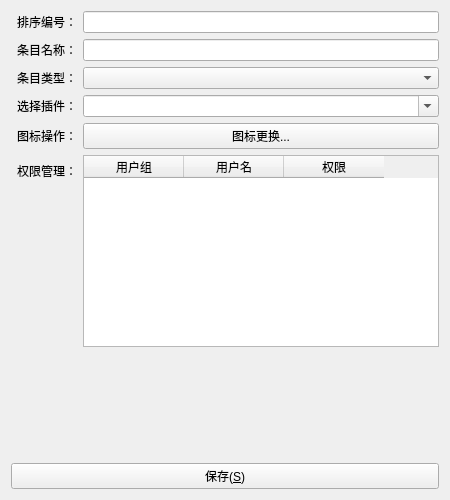
Qt form SKGui/cfunpointadd.ui (song-kang/SKHMIProject) before a commit.
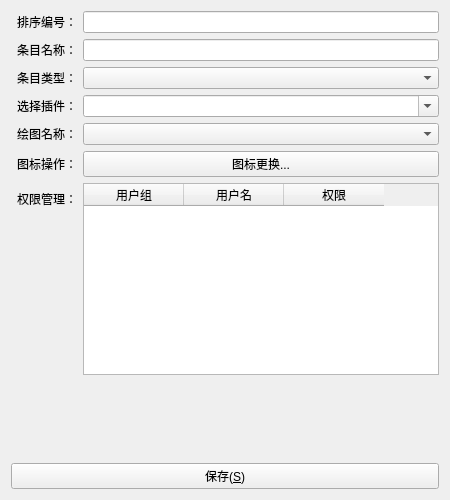
The same form after that commit. Icons and pictures are not drawn.

```diff
--- a/SKGui/cfunpointadd.ui
+++ b/SKGui/cfunpointadd.ui
@@ -68,21 +68,21 @@
          </property>
         </widget>
        </item>
-       <item row="4" column="0">
+       <item row="5" column="0">
         <widget class="QLabel" name="label_icon">
          <property name="text">
           <string>图标操作：</string>
          </property>
         </widget>
        </item>
-       <item row="5" column="0">
+       <item row="6" column="0">
         <widget class="QLabel" name="label_auth">
          <property name="text">
           <string>权限管理：</string>
          </property>
         </widget>
        </item>
-       <item row="5" column="1">
+       <item row="6" column="1">
         <widget class="QTableWidget" name="tableWidget_auth">
          <column>
           <property name="text">
@@ -101,7 +101,7 @@
          </column>
         </widget>
        </item>
-       <item row="6" column="0">
+       <item row="7" column="0">
         <spacer name="verticalSpacer">
          <property name="orientation">
           <enum>Qt::Vertical</enum>
@@ -114,7 +114,7 @@
          </property>
         </spacer>
        </item>
-       <item row="4" column="1">
+       <item row="5" column="1">
         <widget class="QWidget" name="widget" native="true">
          <layout class="QGridLayout" name="gridLayout">
           <property name="margin">
@@ -140,6 +140,16 @@
          </layout>
         </widget>
        </item>
+       <item row="4" column="0">
+        <widget class="QLabel" name="label_wnd">
+         <property name="text">
+          <string>绘图名称：</string>
+         </property>
+        </widget>
+       </item>
+       <item row="4" column="1">
+        <widget class="QComboBox" name="comboBox_wnd"/>
+       </item>
       </layout>
      </item>
      <item>
```
